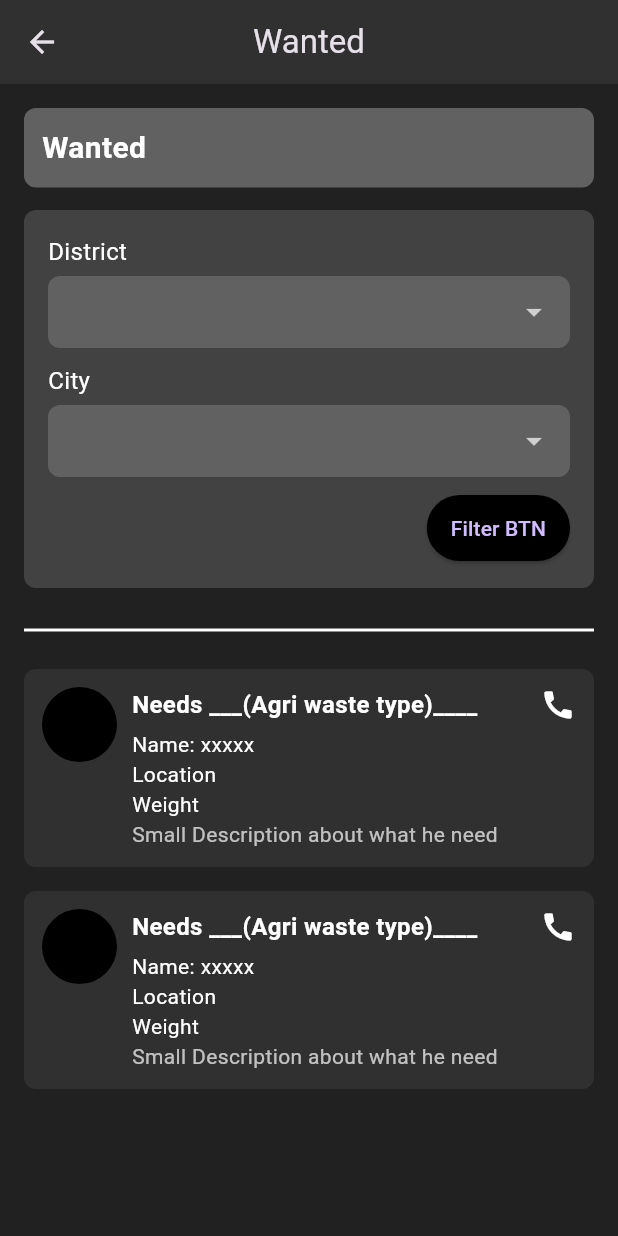
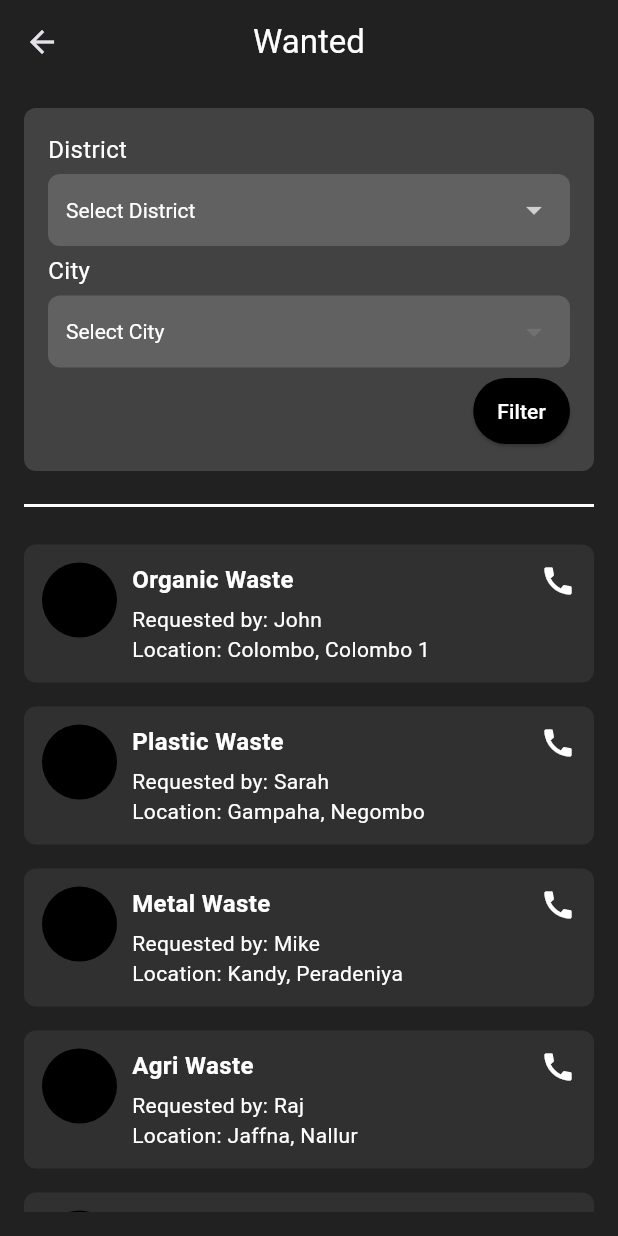
Before and after one commit to Joshuarupasinghe/bio_boost, a Flutter app: the WantedPage screen opened directly, on a phone screen of 412 x 824 dp. Run offline on Flutter 3.47's test engine with Material 3 defaults, Android fonts, the phone set to English and light mode, and no system bars; our stand-ins replace cloud_firestore, firebase_auth, firebase_core; accounts and stored records are empty.

Commit message:
Added frontend
Become Seller Signup
Wanted Sales

```diff
--- a/lib/screens/become_seller.dart
+++ b/lib/screens/become_seller.dart
@@ -95,4 +95,5 @@ class BecomeSellerPage extends StatelessWidget {
       ),
     );
   }
+
 }
--- a/lib/screens/wanted_sales.dart
+++ b/lib/screens/wanted_sales.dart
@@ -1,41 +1,98 @@
 import 'package:flutter/material.dart';
 
-class WantedPage extends StatelessWidget {
+class WantedPage extends StatefulWidget {
   const WantedPage({super.key});
+
+  @override
+  _WantedPageState createState() => _WantedPageState();
+}
+
+class _WantedPageState extends State<WantedPage> {
+  // Districts and corresponding cities
+  final Map<String, List<String>> districtCities = {
+    "Colombo": ["Colombo 1", "Colombo 2", "Colombo 3"],
+    "Gampaha": ["Negombo", "Gampaha", "Ja-Ela"],
+    "Kandy": ["Peradeniya", "Katugastota", "Pilimathalawa"],
+    "Galle": ["Unawatuna", "Hikkaduwa", "Ambalangoda"],
+    "Jaffna": ["Nallur", "Chavakachcheri", "Point Pedro"],
+  };
+
+  // Sample list of wanted waste types
+  final List<Map<String, String>> allWantedItems = [
+    {
+      "title": "Organic Waste",
+      "name": "John",
+      "district": "Colombo",
+      "city": "Colombo 1",
+    },
+    {
+      "title": "Plastic Waste",
+      "name": "Sarah",
+      "district": "Gampaha",
+      "city": "Negombo",
+    },
+    {
+      "title": "Metal Waste",
+      "name": "Mike",
+      "district": "Kandy",
+      "city": "Peradeniya",
+    },
+    {
+      "title": "Agri Waste",
+      "name": "Raj",
+      "district": "Jaffna",
+      "city": "Nallur",
+    },
+    {
+      "title": "Electronic Waste",
+      "name": "Ali",
+      "district": "Galle",
+      "city": "Unawatuna",
+    },
+  ];
+
+  // Filtered waste types
+  List<Map<String, String>> filteredItems = [];
+
+  // Selected district and city
+  String? selectedDistrict;
+  String? selectedCity;
+
+  @override
+  void initState() {
+    super.initState();
+    filteredItems = List.from(allWantedItems); // Show all items initially
+  }
+
+  void filterItems() {
+    setState(() {
+      filteredItems =
+          allWantedItems.where((item) {
+            return (selectedDistrict == null ||
+                    item["district"] == selectedDistrict) &&
+                (selectedCity == null || item["city"] == selectedCity);
+          }).toList();
+    });
+  }
 
   @override
   Widget build(BuildContext context) {
     return Scaffold(
       backgroundColor: Colors.grey[900],
       appBar: AppBar(
-        title: const Text("Wanted"),
-        backgroundColor: Colors.grey[850],
+        title: const Text(
+          "Wanted",
+          style: TextStyle(color: Colors.white, fontSize: 22),
+        ),
         centerTitle: true,
+        backgroundColor: Colors.grey[900],
+        elevation: 0,
       ),
       body: Padding(
         padding: const EdgeInsets.all(16.0),
         child: Column(
-          crossAxisAlignment: CrossAxisAlignment.start,
+          crossAxisAlignment: CrossAxisAlignment.center,
           children: [
-            // Wanted Title Box
-            Container(
-              width: double.infinity,
-              padding: const EdgeInsets.all(12),
-              decoration: BoxDecoration(
-                color: Colors.grey[700],
-                borderRadius: BorderRadius.circular(8),
-              ),
-              child: const Text(
-                "Wanted",
-                style: TextStyle(
-                  fontSize: 20,
-                  fontWeight: FontWeight.bold,
-                  color: Colors.white,
-                ),
-              ),
-            ),
-            const SizedBox(height: 15),
-
             // Filter Section
             Container(
               padding: const EdgeInsets.all(16),
@@ -46,18 +103,18 @@ class WantedPage extends StatelessWidget {
               child: Column(
                 children: [
                   // District Dropdown
-                  _buildDropdown("District"),
-                  const SizedBox(height: 10),
+                  _buildDistrictDropdown(),
+                  const SizedBox(height: 5),
 
                   // City Dropdown
-                  _buildDropdown("City"),
-                  const SizedBox(height: 10),
+                  _buildCityDropdown(),
+                  const SizedBox(height: 5),
 
                   // Filter Button
                   Align(
                     alignment: Alignment.centerRight,
                     child: ElevatedButton(
-                      onPressed: () {},
+                      onPressed: filterItems,
                       style: ElevatedButton.styleFrom(
                         backgroundColor: Colors.black,
                         padding: const EdgeInsets.symmetric(
@@ -65,23 +122,35 @@ class WantedPage extends StatelessWidget {
                           vertical: 12,
                         ),
                       ),
-                      child: const Text("Filter BTN"),
+                      child: const Text(
+                        "Filter",
+                        style: TextStyle(color: Colors.white),
+                      ),
                     ),
                   ),
                 ],
               ),
             ),
-            const SizedBox(height: 20),
-
-            // Divider Line
+            const SizedBox(height: 15),
             const Divider(color: Colors.white, thickness: 2),
             const SizedBox(height: 10),
 
-            // List of Wanted Items
+            // Filtered Waste Types List
             Expanded(
-              child: ListView(
-                children: [_buildWantedCard(), _buildWantedCard()],
-              ),
+              child:
+                  filteredItems.isNotEmpty
+                      ? ListView.builder(
+                        itemCount: filteredItems.length,
+                        itemBuilder: (context, index) {
+                          return _buildWantedCard(filteredItems[index]);
+                        },
+                      )
+                      : const Center(
+                        child: Text(
+                          "No waste types found",
+                          style: TextStyle(color: Colors.white),
+                        ),
+                      ),
             ),
           ],
         ),
@@ -89,12 +158,15 @@ class WantedPage extends StatelessWidget {
     );
   }
 
-  // Function for dropdown fields
-  Widget _buildDropdown(String label) {
+  // Dropdown for selecting district
+  Widget _buildDistrictDropdown() {
     return Column(
       crossAxisAlignment: CrossAxisAlignment.start,
       children: [
-        Text(label, style: const TextStyle(color: Colors.white, fontSize: 16)),
+        const Text(
+          "District",
+          style: const TextStyle(color: Colors.white, fontSize: 16),
+        ),
         const SizedBox(height: 5),
         Container(
           padding: const EdgeInsets.symmetric(horizontal: 12),
@@ -106,20 +178,72 @@ class WantedPage extends StatelessWidget {
             dropdownColor: Colors.grey[800],
             decoration: const InputDecoration(border: InputBorder.none),
             style: const TextStyle(color: Colors.white),
-            value: null,
+            value: selectedDistrict,
+            hint: const Text(
+              "Select District",
+              style: TextStyle(color: Colors.white),
+            ),
             items:
-                ['Option 1', 'Option 2'].map((option) {
-                  return DropdownMenuItem(value: option, child: Text(option));
+                districtCities.keys.map((district) {
+                  return DropdownMenuItem(
+                    value: district,
+                    child: Text(district),
+                  );
                 }).toList(),
-            onChanged: (value) {},
+            onChanged: (value) {
+              setState(() {
+                selectedDistrict = value;
+                selectedCity =
+                    null; // Reset city selection when district changes
+              });
+            },
           ),
         ),
       ],
     );
   }
 
-  // Function for Wanted Cards
-  Widget _buildWantedCard() {
+  // Dropdown for selecting city
+  Widget _buildCityDropdown() {
+    return Column(
+      crossAxisAlignment: CrossAxisAlignment.start,
+      children: [
+        const Text("City", style: TextStyle(color: Colors.white, fontSize: 16)),
+        const SizedBox(height: 5),
+        Container(
+          padding: const EdgeInsets.symmetric(horizontal: 12),
+          decoration: BoxDecoration(
+            color: Colors.grey[700],
+            borderRadius: BorderRadius.circular(8),
+          ),
+          child: DropdownButtonFormField<String>(
+            dropdownColor: Colors.grey[800],
+            decoration: const InputDecoration(border: InputBorder.none),
+            style: const TextStyle(color: Colors.white),
+            value: selectedCity,
+            hint: const Text(
+              "Select City",
+              style: TextStyle(color: Colors.white),
+            ),
+            items:
+                selectedDistrict != null
+                    ? districtCities[selectedDistrict]!.map((city) {
+                      return DropdownMenuItem(value: city, child: Text(city));
+                    }).toList()
+                    : [],
+            onChanged: (value) {
+              setState(() {
+                selectedCity = value;
+              });
+            },
+          ),
+        ),
+      ],
+    );
+  }
+
+  // Waste Type Card
+  Widget _buildWantedCard(Map<String, String> item) {
     return Container(
       margin: const EdgeInsets.symmetric(vertical: 8),
       padding: const EdgeInsets.all(12),
@@ -130,37 +254,38 @@ class WantedPage extends StatelessWidget {
       child: Row(
         crossAxisAlignment: CrossAxisAlignment.start,
         children: [
-          // Profile Image
+          // Profile Image Placeholder
           Container(
             width: 50,
             height: 50,
             decoration: const BoxDecoration(
               shape: BoxShape.circle,
-              color: Colors.black, // Placeholder color
+              color: Colors.black,
             ),
           ),
           const SizedBox(width: 10),
 
-          // Text Info
+          // Waste Type Details
           Expanded(
             child: Column(
               crossAxisAlignment: CrossAxisAlignment.start,
-              children: const [
+              children: [
                 Text(
-                  "Needs ___(Agri waste type)____",
-                  style: TextStyle(
+                  item["title"]!,
+                  style: const TextStyle(
                     fontSize: 16,
                     fontWeight: FontWeight.bold,
                     color: Colors.white,
                   ),
                 ),
-                SizedBox(height: 5),
-                Text("Name: xxxxx", style: TextStyle(color: Colors.white)),
-                Text("Location", style: TextStyle(color: Colors.white)),
-                Text("Weight", style: TextStyle(color: Colors.white)),
+                const SizedBox(height: 5),
                 Text(
-                  "Small Description about what he need",
-                  style: TextStyle(color: Colors.white70),
+                  "Requested by: ${item["name"]}",
+                  style: const TextStyle(color: Colors.white),
+                ),
+                Text(
+                  "Location: ${item["district"]}, ${item["city"]}",
+                  style: const TextStyle(color: Colors.white),
                 ),
               ],
             ),
```
Also changed, not shown: lib/models/user_model.dart (+4 -4 lines), lib/services/auth_service.dart (+7 -3 lines).
